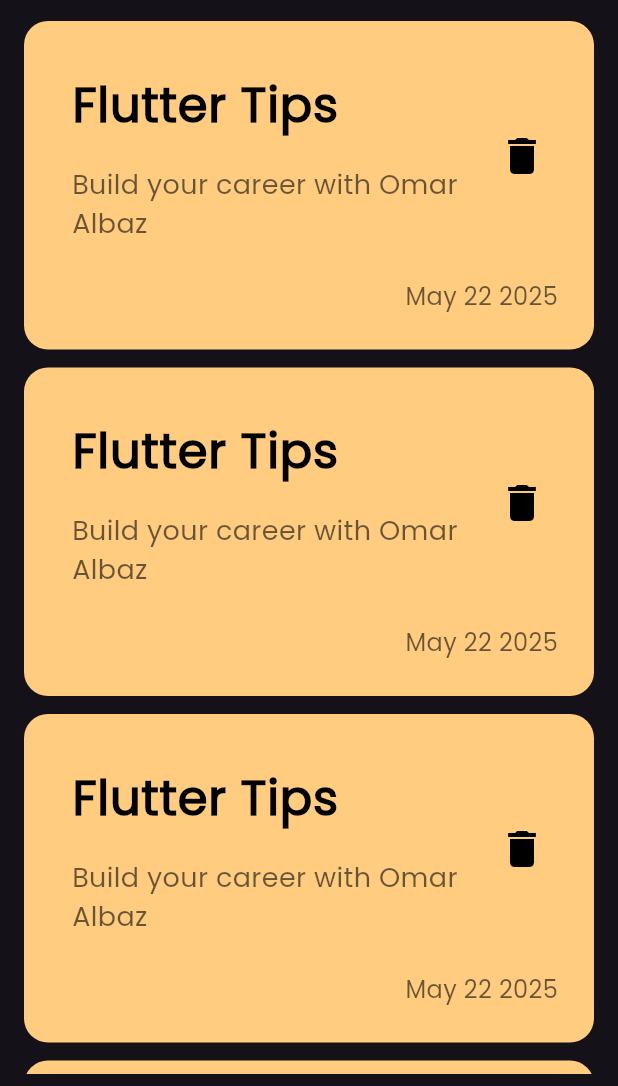
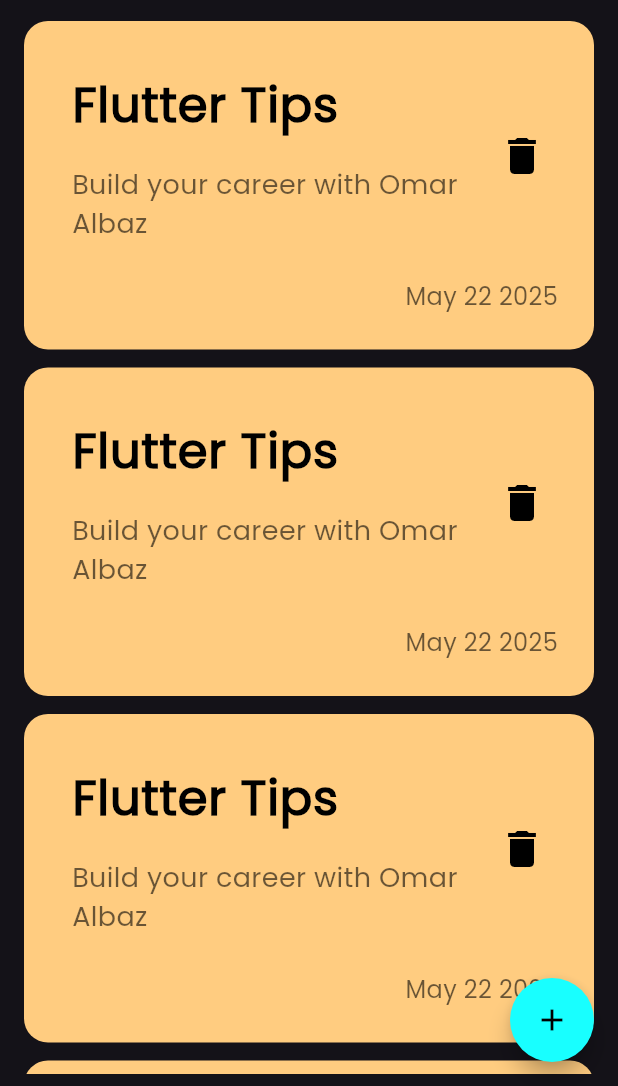
Before and after one commit to OmarAlbaz-flutter/notes_app, a Flutter app: the screen it shows after launch, on a phone screen of 412 x 824 dp, the part 150-1236 px from its top. Run offline on Flutter 3.47's test engine with Material 3 defaults, Android fonts, the phone set to English and light mode, and no system bars.

Commit message:
floating action button

```diff
--- a/lib/views/notes_view.dart
+++ b/lib/views/notes_view.dart
@@ -8,6 +8,15 @@ class NotesView extends StatelessWidget {
   Widget build(BuildContext context) {
     return Scaffold(
       body: NotesViewBody(),
+      floatingActionButton: FloatingActionButton(
+        onPressed: () {},
+        backgroundColor: Colors.cyanAccent,
+        shape: CircleBorder(),
+        child: Icon(
+          Icons.add,
+          color: Colors.black,
+        ),
+      ),
     );
   }
 }
```
